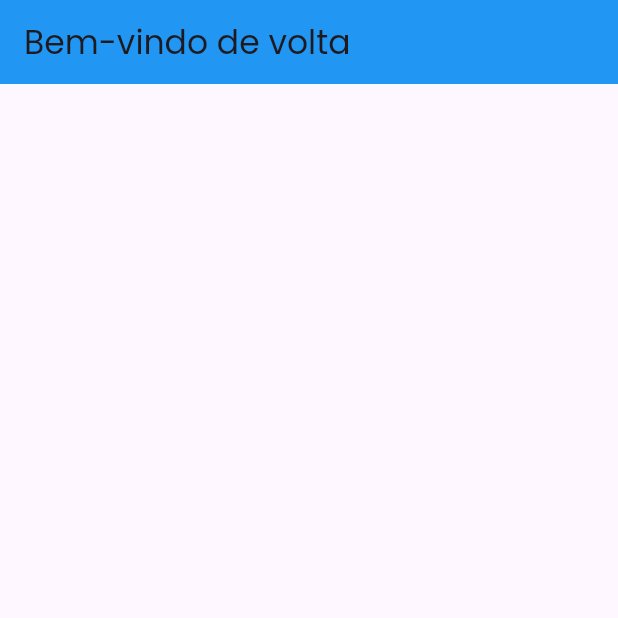
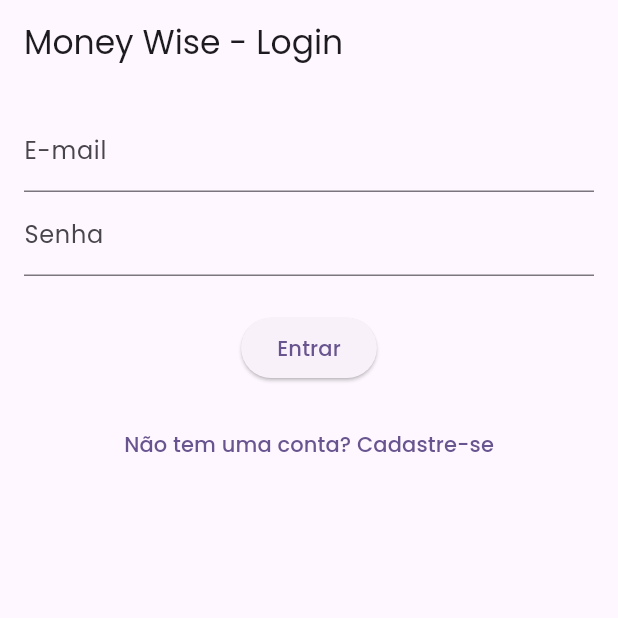
Before and after one commit to debCristina/MoneyWise, a Flutter app: the screen it shows after launch, on a phone screen of 412 x 824 dp, the top half of it. Run offline on Flutter 3.47's test engine with Material 3 defaults, Android fonts, the phone set to English and light mode, and no system bars; our stand-ins replace firebase_auth, firebase_core, flutter_bloc; accounts and stored records are empty.

Commit message:
feat(auth): integra fluxos de login e cadastro com BLoC e Firebase

```diff
--- a/lib/features/Home/presentation/home_page.dart
+++ b/lib/features/Home/presentation/home_page.dart
@@ -14,10 +14,8 @@ class HomePage extends StatelessWidget {
   Widget build(BuildContext context) {
     // Scaffold é uma classe que permite utilizar vários recursos do flutter
     return Scaffold(
-      appBar: AppBar(
-        backgroundColor: Colors.blue,
-        title: const Text("Bem-vindo de volta"),
-      ),
+      appBar: AppBar(title: const Text("Dashboard")),
+      body: const Center(child: Text("Bem-vindo ao Money Wise!")),
     );
   }
 }
--- a/lib/features/auth/logic/bloc/auth_bloc.dart
+++ b/lib/features/auth/logic/bloc/auth_bloc.dart
@@ -0,0 +1,54 @@
+import 'package:flutter_bloc/flutter_bloc.dart';
+import '../../data/repositories/auth_repository.dart'; // Ajuste conforme o caminho real
+
+// --- Estados (Subtarefa: Reagir a AuthLoading e AuthError) ---
+abstract class AuthState {}
+class AuthInitial extends AuthState {}
+class AuthLoading extends AuthState {}
+class AuthAuthenticated extends AuthState {}
+class AuthError extends AuthState {
+  final String message;
+  AuthError(this.message);
+}
+
+// --- Eventos (Subtarefa: Disparar LoginRequested) ---
+abstract class AuthEvent {}
+class LoginRequested extends AuthEvent {
+  final String email;
+  final String password;
+  LoginRequested({required this.email, required this.password});
+}
+
+class CadastroRequested extends AuthEvent {
+  final String nome;
+  final String email;
+  final String password;
+  CadastroRequested({required this.nome, required this.email, required this.password});
+}
+
+// --- O BLoC ---
+class AuthBloc extends Bloc<AuthEvent, AuthState> {
+  final AuthRepository _authRepository;
+
+  AuthBloc(this._authRepository) : super(AuthInitial()) {
+    on<LoginRequested>((event, emit) async {
+      emit(AuthLoading()); // Inicia o carregamento (ativa o spinner no front)
+      try {
+        await _authRepository.login(event.email, event.password);
+        emit(AuthAuthenticated()); // Navega para o Dashboard
+      } catch (e) {
+        emit(AuthError(e.toString())); // Exibe mensagem de erro
+      }
+    });
+
+    on<CadastroRequested>((event, emit) async {
+      emit(AuthLoading());
+      try {
+        await _authRepository.cadastro(event.email, event.password, event.nome);
+        emit(AuthAuthenticated());
+      } catch (e) {
+        emit(AuthError(e.toString()));
+      }
+    });
+  }
+}
--- a/lib/features/auth/presentation/pages/login_page.dart
+++ b/lib/features/auth/presentation/pages/login_page.dart
@@ -0,0 +1,83 @@
+import 'package:flutter/material.dart';
+import 'package:flutter_bloc/flutter_bloc.dart';
+import '../../logic/bloc/auth_bloc.dart';
+
+// 1. O Widget (A parte "pública" que o Flutter usa para montar a árvore)
+class LoginPage extends StatefulWidget {
+  const LoginPage({super.key});
+
+  @override
+  State<LoginPage> createState() => _LoginPageState();
+}
+
+// 2. O Estado (A parte "privada" onde você controla o que acontece na tela)
+// O '_' antes do nome indica que esta classe só existe dentro deste arquivo.
+class _LoginPageState extends State<LoginPage> {
+  final _emailController = TextEditingController();
+  final _senhaController = TextEditingController();
+
+  @override
+  Widget build(BuildContext context) {
+    return Scaffold(
+      appBar: AppBar(title: const Text('Money Wise - Login')),
+      body: Padding(
+        padding: const EdgeInsets.all(16.0),
+        child: BlocConsumer<AuthBloc, AuthState>(
+          listener: (context, state) {
+            if (state is AuthAuthenticated) {
+              // Navega para a Home se o login der certo
+              Navigator.pushReplacementNamed(context, '/home');
+            } else if (state is AuthError) {
+              // Mostra o erro que capturamos no AuthBloc
+              ScaffoldMessenger.of(context).showSnackBar(
+                SnackBar(content: Text(state.message), backgroundColor: Colors.red),
+              );
+            }
+          },
+          builder: (context, state) {
+            final isLoading = state is AuthLoading;
+
+            return Column(
+              children: [
+                TextField(
+                  controller: _emailController,
+                  decoration: const InputDecoration(labelText: 'E-mail'),
+                ),
+                TextField(
+                  controller: _senhaController,
+                  decoration: const InputDecoration(labelText: 'Senha'),
+                  obscureText: true,
+                ),
+                const SizedBox(height: 24),
+
+                ElevatedButton(
+                  // Desabilita o botão se estiver carregando (isLoading == true)
+                  onPressed: isLoading ? null : () {
+                    context.read<AuthBloc>().add(
+                      LoginRequested(
+                        email: _emailController.text,
+                        password: _senhaController.text,
+                      ),
+                    );
+                  },
+                  child: isLoading
+                      ? const CircularProgressIndicator()
+                      : const Text('Entrar'),
+                ),
+                const SizedBox(height: 16), // Um espacinho entre os botões
+
+                TextButton(
+                  onPressed: () {
+                    // Isso vai procurar a rota '/cadastro' que você definiu no main.dart
+                    Navigator.pushNamed(context, '/cadastro');
+                  },
+                  child: const Text('Não tem uma conta? Cadastre-se'),
+                ),
+              ],
+            );
+          },
+        ),
+      ),
+    );
+  }
+}
--- a/lib/main.dart
+++ b/lib/main.dart
@@ -1,3 +1,4 @@
+import 'package:flutter_bloc/flutter_bloc.dart';
 import 'package:flutter/material.dart';
 import 'package:money_wise/features/Home/presentation/home_page.dart';
 
@@ -9,6 +10,10 @@ import 'package:money_wise/features/Home/presentation/home_page.dart';
 •	MyApp() → é o  aplicativo inteiro
  */
 import 'package:firebase_core/firebase_core.dart';
+import 'features/auth/data/repositories/auth_repository.dart';
+import 'features/auth/logic/bloc/auth_bloc.dart';
+import 'features/auth/presentation/pages/cadastro_page.dart';
+import 'features/auth/presentation/pages/login_page.dart';
 import 'firebase_options.dart';
 
 void main() async {
@@ -30,21 +35,27 @@ class MyApp extends StatelessWidget {
   // 	sempre que algo precisa ser desenhado, esse metodo roda
   @override
   Widget build(BuildContext context) {
+    // 1. Criamos o Provider no topo para que todo o app (ou as rotas de auth) tenha acesso
+    return BlocProvider(
+      // Injetamos o AuthRepository conforme planejado no seu Trello
+      create: (context) => AuthBloc(AuthRepository()),
+      child: MaterialApp(
+        debugShowCheckedModeBanner: false,
+        title: 'Money Wise',
+        theme: ThemeData(
+          fontFamily: 'Poppins',
+          colorScheme: ColorScheme.fromSeed(seedColor: Colors.deepPurple),
+        ),
+        // 2. Definimos a LoginPage como a tela inicial para testar o fluxo de login
+        home: const LoginPage(),
 
-    // Material app define o tema do app, navegação, tela inicial, configurações
-    // globais
-    return MaterialApp(
-      // remove aquela faixa “DEBUG” no canto
-      debugShowCheckedModeBanner: false,
-      // título interno do app (Android/iOS)
-      title: 'Money Wise',
-      // visual do app
-      theme: ThemeData(
-        fontFamily: 'Poppins',
-        colorScheme: .fromSeed(seedColor: Colors.deepPurple),
+        // 3. (Opcional) Defina suas rotas aqui para o Navigator funcionar
+        routes: {
+          '/home': (context) => const HomePage(),
+          '/cadastro': (context) => const CadastroPage(),
+          '/login': (context) => const LoginPage(),
+        },
       ),
-      // define qual página abre primeiro
-      home: const HomePage(),
     );
   }
 }
--- a/pubspec.yaml
+++ b/pubspec.yaml
@@ -38,6 +38,7 @@ dependencies:
   cloud_firestore: ^6.3.0
   firebase_auth: ^6.4.0
   google_sign_in: ^7.2.0
+  flutter_bloc: ^8.1.0
 
 dev_dependencies:
   flutter_test:
```
Also changed, not shown: lib/features/auth/presentation/pages/cadastro_page.dart (added, +95 -0 lines), pubspec.lock.
